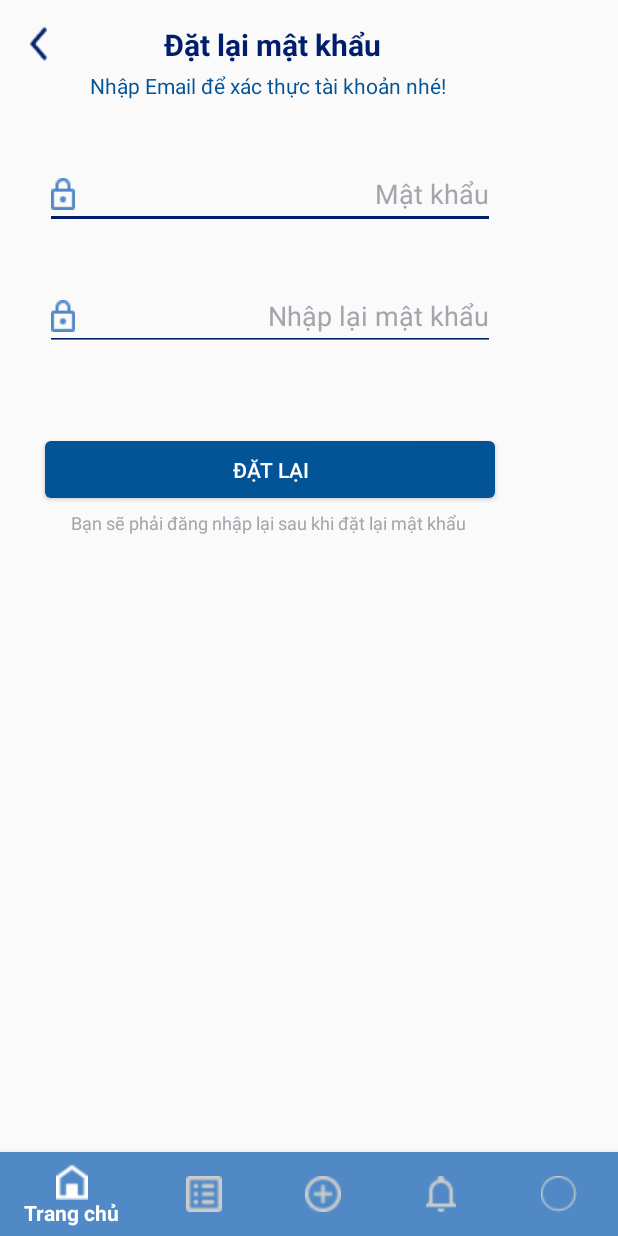
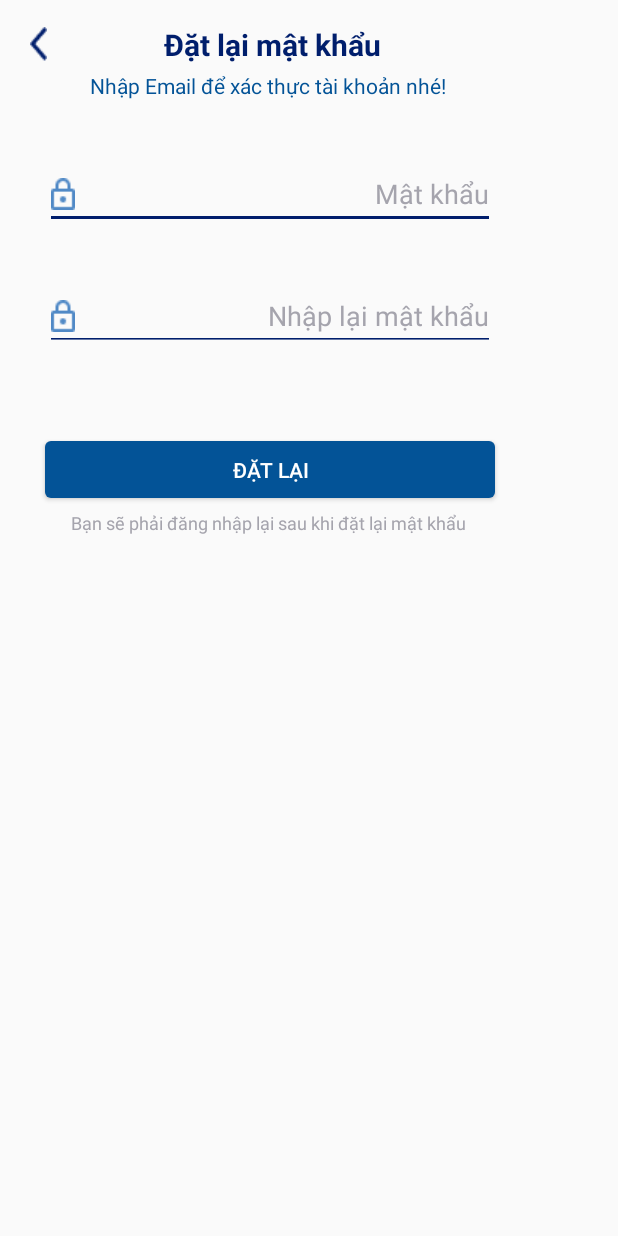
Before and after one commit to khiemld/CanApp, an Android app: the ResetPassword_Login2 screen opened directly, with no data from a screen before it, on a phone screen of 412 x 824 dp. Run offline under Robolectric (Android 15) with nearby library versions, the phone set to English and light mode, and no system bars.

Commit message:
"register_1"

```diff
--- a/app/src/main/java/com/example/canapp/RegisterActivity.java
+++ b/app/src/main/java/com/example/canapp/RegisterActivity.java
@@ -6,6 +6,8 @@ import androidx.appcompat.app.AppCompatActivity;
 import android.content.Intent;
 import android.os.Bundle;
 import android.text.Editable;
+import android.text.TextWatcher;
+import android.text.Editable;
 import android.text.Html;
 import android.text.TextUtils;
 import android.text.TextWatcher;
@@ -13,6 +15,8 @@ import android.view.MotionEvent;
 import android.view.View;
 import android.view.WindowManager;
 import android.view.animation.AccelerateInterpolator;
+import android.widget.EditText;
+import android.widget.ImageView;
 import android.widget.Button;
 import android.widget.EditText;
 import android.widget.ImageView;
@@ -36,10 +40,10 @@ import retrofit2.Response;
 
 public class RegisterActivity extends AppCompatActivity {
 
+    ImageView img_back;
     ApiService apiService;
     TextView tv_noti_register,tv_noti_name,tv_noti_pass,tv_noti_address,tv_noti_major,tv_noti_email,tv_noti_phone,tv_noti_birthday;
     EditText edt_username,edt_pass,edt_email,edt_address,edt_phone,edt_major,edt_birthday;
-    ImageView img_back;
     User user;
     List<User> listUser;
     private View registerLayout;
--- a/app/src/main/java/com/example/canapp/ResetPassword2.java
+++ b/app/src/main/java/com/example/canapp/ResetPassword2.java
@@ -2,6 +2,7 @@ package com.example.canapp;
 
 import androidx.appcompat.app.AppCompatActivity;
 
+import android.content.Intent;
 import android.os.Bundle;
 import android.text.Editable;
 import android.text.TextWatcher;
@@ -34,8 +35,8 @@ public class ResetPassword2 extends AppCompatActivity {
         });
     }
     public void AnhXa(){
-        edt_pass=findViewById(R.id.edt_username_register);
-        edt_pass_again=findViewById(R.id.edt_mssv);
+        edt_pass=findViewById(R.id.edt_password);
+        edt_pass_again=findViewById(R.id.edt_password_again);
         tv_noti_pass=findViewById(R.id.tv_noti_pass);
         tv_noti_pass_again=findViewById(R.id.tv_noti_pass_again);
         img_back=findViewById(R.id.img_back);
--- a/app/src/main/java/com/example/canapp/ResetPassword_Login2.java
+++ b/app/src/main/java/com/example/canapp/ResetPassword_Login2.java
@@ -31,10 +31,10 @@ public class ResetPassword_Login2 extends AppCompatActivity {
         });
     }
     public void AnhXa(){
-        edt_pass = findViewById(R.id.edt_username_register);
-        edt_pass_again = findViewById(R.id.edt_mssv);
+        edt_pass = findViewById(R.id.edt_password);
+        edt_pass_again = findViewById(R.id.edt_password_again);
         tv_noti=findViewById(R.id.tv_noti);
-        btn_reset = findViewById(R.id.btn_register);
+        btn_reset = findViewById(R.id.btn_reset);
         img_back=findViewById(R.id.img_back);
         tv_noti_pass_again=findViewById(R.id.tv_noti_pass_again);
     }
--- a/app/src/main/res/layout/activity_reset_password.xml
+++ b/app/src/main/res/layout/activity_reset_password.xml
@@ -72,12 +72,12 @@
             android:layout_marginTop="24dp"
             android:layout_marginEnd="14dp"
             android:background="@drawable/vector_register"
-            app:layout_constraintEnd_toStartOf="@+id/tv_register"
+            app:layout_constraintEnd_toStartOf="@+id/tv_password"
             app:layout_constraintStart_toStartOf="parent"
             app:layout_constraintTop_toTopOf="parent" />
 
         <TextView
-            android:id="@+id/tv_register"
+            android:id="@+id/tv_password"
             android:layout_width="wrap_content"
             android:layout_height="wrap_content"
             android:layout_marginStart="43dp"
@@ -99,7 +99,7 @@
             android:textColor="@color/main_blue"
             android:textSize="14sp"
             app:layout_constraintStart_toStartOf="parent"
-            app:layout_constraintTop_toBottomOf="@+id/tv_register" />
+            app:layout_constraintTop_toBottomOf="@+id/tv_password" />
 
         <EditText
             android:id="@+id/edt_email"
--- a/app/src/main/res/layout/activity_reset_password_login2.xml
+++ b/app/src/main/res/layout/activity_reset_password_login2.xml
@@ -41,7 +41,7 @@
         app:layout_constraintTop_toBottomOf="@+id/textView13" />
 
     <EditText
-        android:id="@+id/edt_username_register"
+        android:id="@+id/edt_password"
         android:layout_width="300dp"
         android:layout_height="46dp"
         android:layout_marginStart="30dp"
@@ -59,7 +59,7 @@
         app:layout_constraintTop_toBottomOf="@+id/textView14" />
 
     <EditText
-        android:id="@+id/edt_mssv"
+        android:id="@+id/edt_password_again"
         android:layout_width="300dp"
         android:layout_height="46dp"
         android:layout_marginStart="30dp"
@@ -74,7 +74,7 @@
         android:textColor="@color/main_blue"
         android:textColorHint="#A5A4AD"
         app:layout_constraintStart_toStartOf="parent"
-        app:layout_constraintTop_toBottomOf="@+id/edt_username_register" />
+        app:layout_constraintTop_toBottomOf="@+id/edt_password" />
 
     <TextView
         android:id="@+id/tv_noti"
@@ -90,7 +90,7 @@
         app:layout_constraintTop_toBottomOf="@+id/textView14" />
 
     <Button
-        android:id="@+id/btn_register"
+        android:id="@+id/btn_reset"
         android:layout_width="300dp"
         android:layout_height="38dp"
         android:layout_marginStart="30dp"
@@ -99,7 +99,7 @@
         android:text="Đặt lại"
         android:textColor="#FFFFFF"
         app:layout_constraintStart_toStartOf="parent"
-        app:layout_constraintTop_toBottomOf="@+id/edt_mssv" />
+        app:layout_constraintTop_toBottomOf="@+id/edt_password_again" />
 
     <TextView
         android:id="@+id/tv_noti_pass_again"
@@ -112,7 +112,7 @@
         android:textSize="12sp"
         android:visibility="invisible"
         app:layout_constraintStart_toStartOf="parent"
-        app:layout_constraintTop_toBottomOf="@id/edt_mssv" />
+        app:layout_constraintTop_toBottomOf="@id/edt_password_again" />
 
     <TextView
         android:id="@+id/textView21"
@@ -124,18 +124,6 @@
         android:textColor="@color/hint"
         android:textSize="12sp"
         app:layout_constraintStart_toStartOf="parent"
-        app:layout_constraintTop_toBottomOf="@+id/btn_register" />
-    <com.google.android.material.bottomnavigation.BottomNavigationView
-        android:id="@+id/bottomNavigationView"
-        android:layout_width="wrap_content"
-        android:layout_height="wrap_content"
-        android:background="@color/third_blue"
-        app:itemIconTint="@drawable/background_items_menu"
-        app:itemTextColor="@drawable/background_items_menu"
-        app:layout_constraintBottom_toBottomOf="parent"
-        app:layout_constraintEnd_toEndOf="parent"
-        app:layout_constraintStart_toStartOf="parent"
-        app:menu="@menu/menu_bar">
-    </com.google.android.material.bottomnavigation.BottomNavigationView>
+        app:layout_constraintTop_toBottomOf="@+id/btn_reset" />
 
 </androidx.constraintlayout.widget.ConstraintLayout>
```
Also changed, not shown: app/src/main/AndroidManifest.xml (+12 -12 lines), app/src/main/java/com/example/canapp/EditInformation.java (+0 -14 lines), app/src/main/java/com/example/canapp/LoginActivity.java (+12 -3 lines), app/src/main/res/layout/activity_reset_password2.xml (+6 -6 lines), app/src/main/res/layout/activity_reset_password_login.xml (+0 -13 lines).
